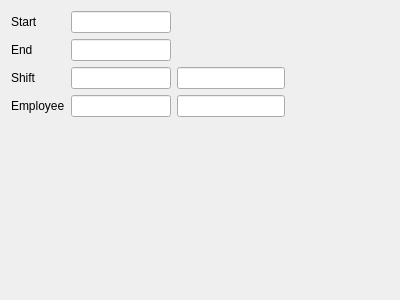
End1-1/Cafe5, file Reports/cr5salarybyworkersfilter.ui: the form before one commit.
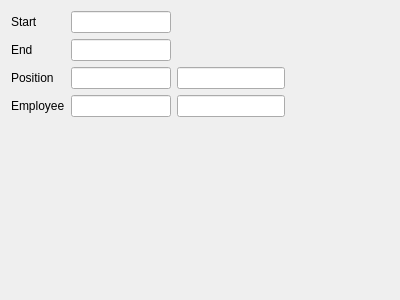
The form after the commit. Custom widgets are drawn as their Qt base class.

The edit to the form file:
```diff
--- a/Reports/cr5salarybyworkersfilter.ui
+++ b/Reports/cr5salarybyworkersfilter.ui
@@ -122,7 +122,7 @@
    <item row="2" column="0">
     <widget class="QLabel" name="label_4">
      <property name="text">
-      <string>Shift</string>
+      <string>Position</string>
      </property>
     </widget>
    </item>
```
Left out of the diff: 4 changed lines with no effect on the pictures.
